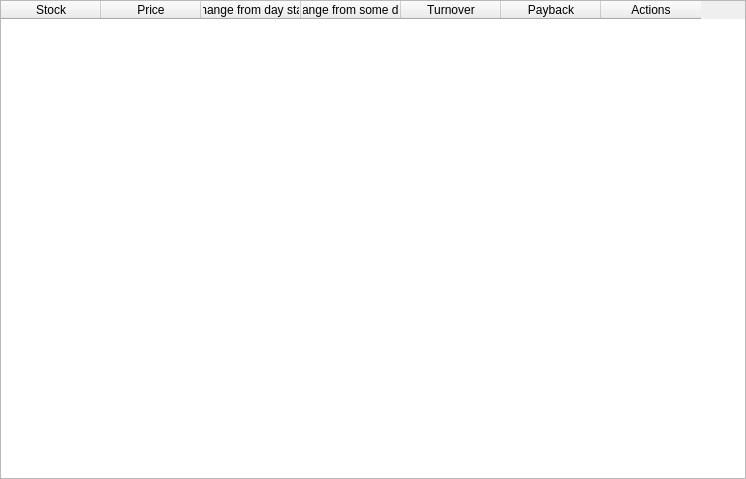
The window that app/src/widgets/portfoliotablewidget/portfoliotablewidget.ui (Gris87/TInvestor) describes before a commit, drawn with Qt 5.
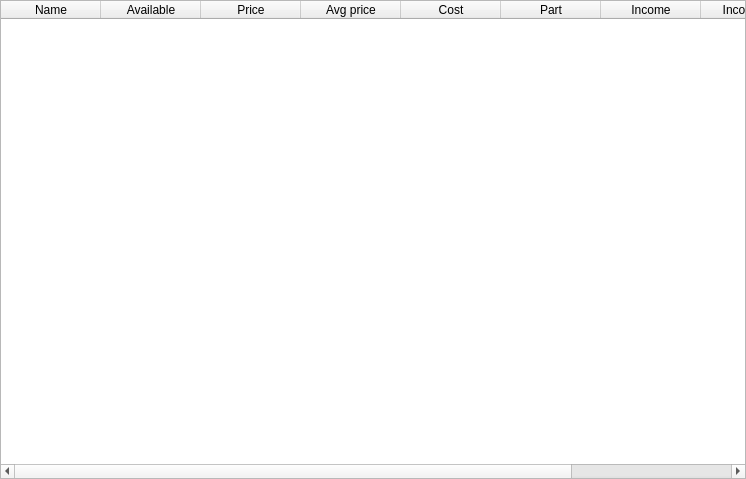
The same window after the commit. Icons and pictures are not drawn.

Diff of the .ui file:
```diff
--- a/app/src/widgets/portfoliotablewidget/portfoliotablewidget.ui
+++ b/app/src/widgets/portfoliotablewidget/portfoliotablewidget.ui
@@ -38,14 +38,19 @@
       <enum>QAbstractItemView::SelectionBehavior::SelectRows</enum>
      </property>
      <property name="columnCount">
-      <number>7</number>
+      <number>9</number>
      </property>
      <attribute name="horizontalHeaderShowSortIndicator" stdset="0">
       <bool>true</bool>
      </attribute>
      <column>
       <property name="text">
-       <string>Stock</string>
+       <string>Name</string>
+      </property>
+     </column>
+     <column>
+      <property name="text">
+       <string>Available</string>
       </property>
      </column>
      <column>
@@ -55,20 +60,22 @@
      </column>
      <column>
       <property name="text">
-       <string>Change from day start</string>
+       <string>Avg price</string>
       </property>
      </column>
      <column>
       <property name="text">
-       <string>Change from some date</string>
+       <string>Cost</string>
       </property>
      </column>
      <column>
       <property name="text">
-       <string>Turnover</string>
+       <string>Part</string>
       </property>
-      <property name="toolTip">
-       <string>Average daily turnover in the last 31 days</string>
+     </column>
+     <column>
+      <property name="text">
+       <string>Income</string>
       </property>
       <property name="icon">
        <iconset resource="../../../Resources.qrc">
@@ -77,7 +84,7 @@
      </column>
      <column>
       <property name="text">
-       <string>Payback</string>
+       <string>Income, %</string>
       </property>
       <property name="toolTip">
        <string>Opportunity to get money back (with commission) based on the last 24 hours</string>
@@ -89,7 +96,7 @@
      </column>
      <column>
       <property name="text">
-       <string>Actions</string>
+       <string>In a day, %</string>
       </property>
      </column>
     </widget>
```
Left out of the diff: 15 changed lines with no effect on the pictures.
